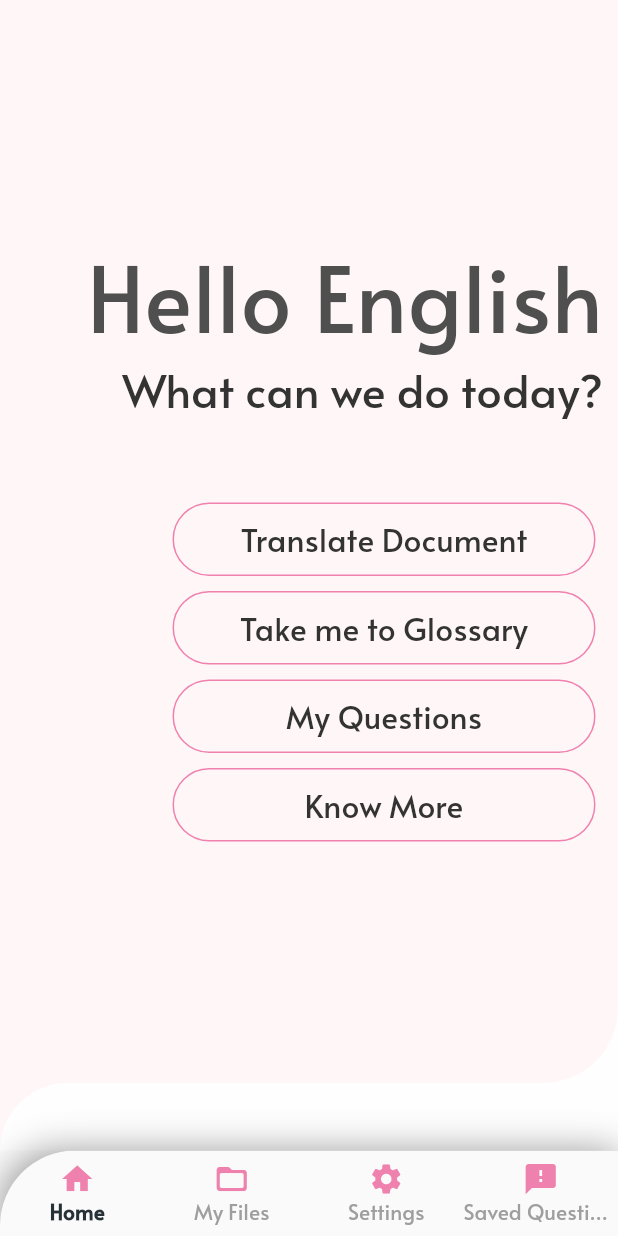
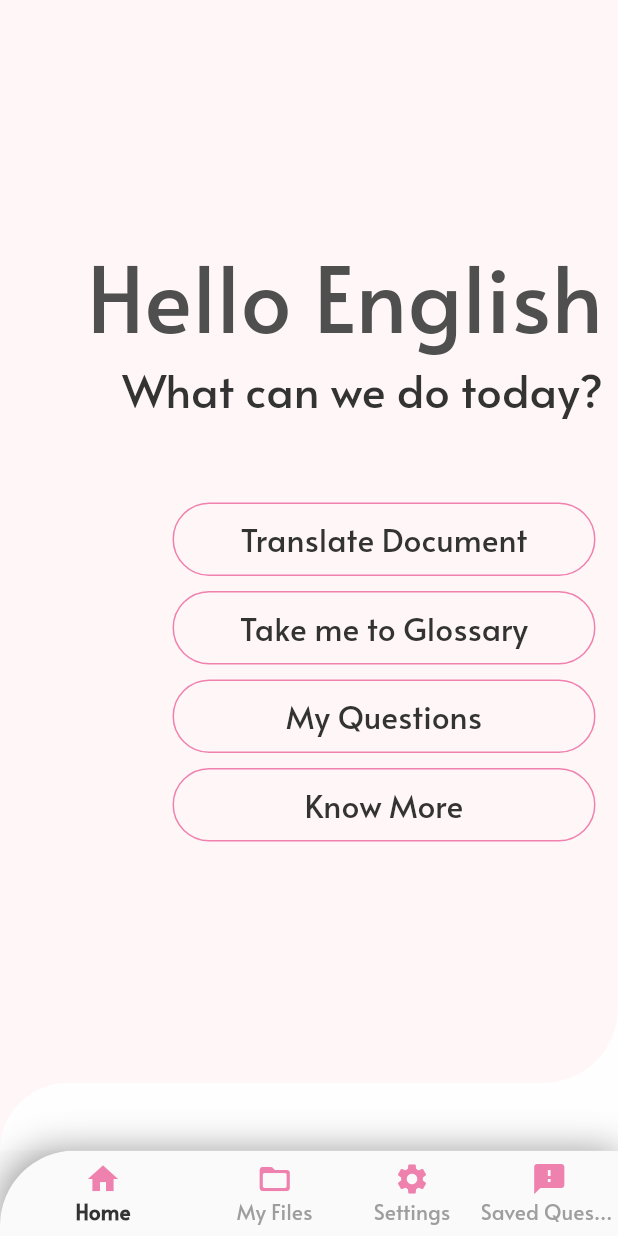
Before and after one commit to sagunm/girls-in-tech2020, a Flutter app: the HomeScreen screen opened by its route, on a phone screen of 412 x 824 dp. Run offline on Flutter 3.47's test engine with Material 2 defaults, Android fonts, the phone set to English and light mode, and no system bars; our stand-ins replace connectivity, easy_localization, image_picker, pdf, shared_preferences; missing offline and left inert: firebase_ml_vision, flutter_full_pdf_viewer, translator; accounts and stored records are empty.

Commit message:
committing changes

```diff
--- a/BreastCancerAwarenessSource/lib/screens/home_screen.dart
+++ b/BreastCancerAwarenessSource/lib/screens/home_screen.dart
@@ -41,7 +41,7 @@ class _HomeScreenState extends State<HomeScreen> {
                       _selectedIndex = index;
                     });
                   },
-                  selectedItemColor: Colors.blueGrey[900],
+                  selectedItemColor: Color(0xff333333),
                   unselectedItemColor: Colors.grey,
                   showSelectedLabels: true,
                   showUnselectedLabels: true,
@@ -53,7 +53,7 @@ class _HomeScreenState extends State<HomeScreen> {
                       color: Color(0xff4F4F4F),
                       fontWeight: FontWeight.normal,
                       fontSize: 14),
-                  type: BottomNavigationBarType.fixed,
+                  type: BottomNavigationBarType.shifting,
                   items: [
                     BottomNavigationBarItem(
                       label: label2,
```
